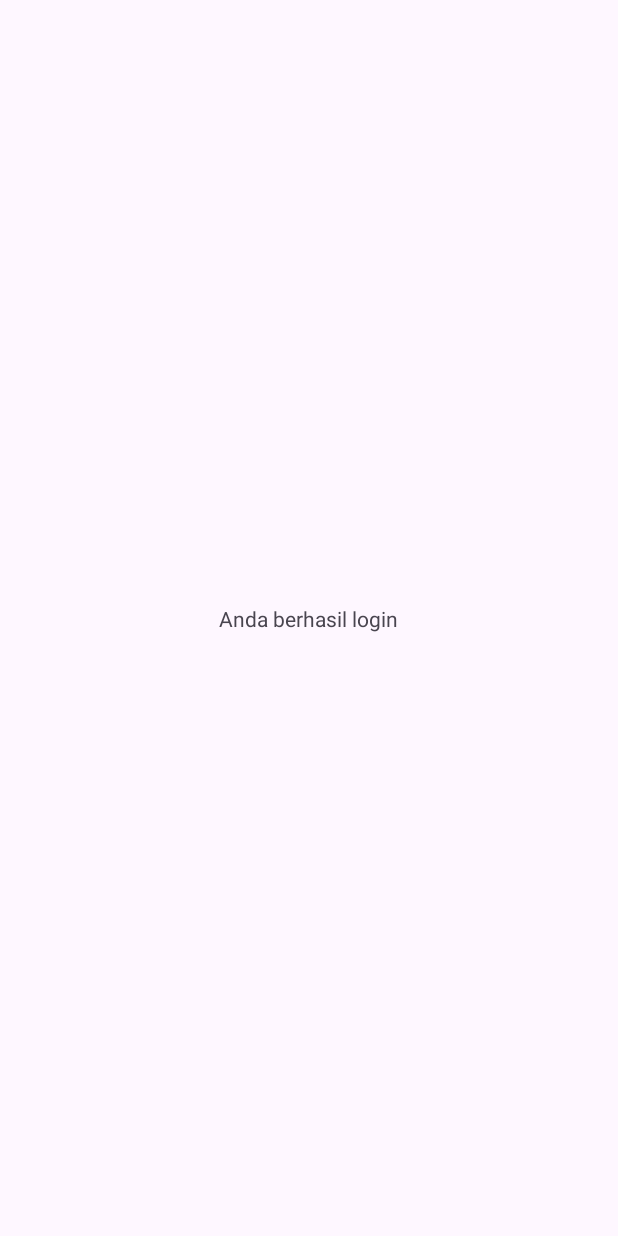
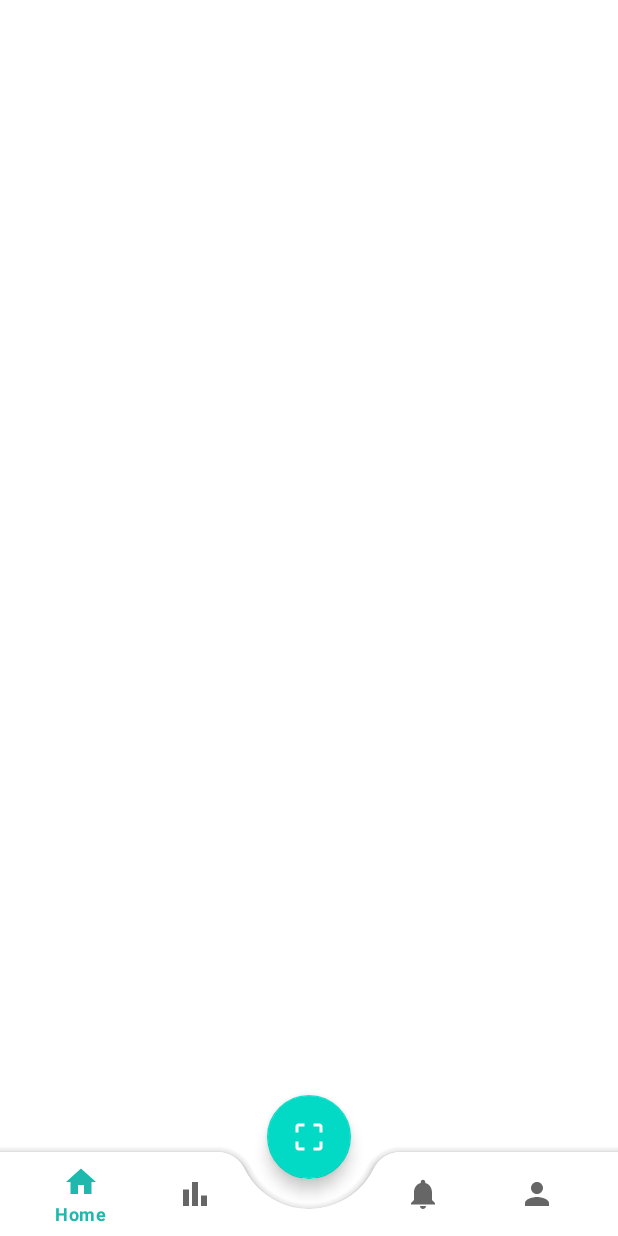
Before and after one commit to zeromonkey23/payup, an Android app: the MainActivity screen opened directly, with no data from a screen before it, on a phone screen of 412 x 824 dp. Before the commit the screen is almost empty. Run offline under Robolectric (Android 15) with nearby library versions, the phone set to English and light mode, and no system bars.

Commit message:
feat: implementing bottom navbar

```diff
--- a/app/build.gradle
+++ b/app/build.gradle
@@ -1,6 +1,8 @@
 plugins {
     id 'com.android.application'
     id 'org.jetbrains.kotlin.android'
+    id 'kotlin-android'
+    id 'kotlin-android-extensions'
 }
 
 android {
@@ -38,13 +40,14 @@ android {
 dependencies {
 
     implementation 'androidx.core:core-ktx:1.9.0'
-    implementation 'androidx.appcompat:appcompat:1.6.0'
-    implementation 'com.google.android.material:material:1.7.0'
+    implementation 'androidx.appcompat:appcompat:1.6.1'
+    implementation 'com.google.android.material:material:1.8.0'
     implementation 'androidx.annotation:annotation:1.5.0'
     implementation 'androidx.constraintlayout:constraintlayout:2.1.4'
     implementation 'androidx.lifecycle:lifecycle-livedata-ktx:2.5.1'
     implementation 'androidx.lifecycle:lifecycle-viewmodel-ktx:2.5.1'
     implementation 'androidx.core:core-splashscreen:1.0.0'
+    implementation 'org.jetbrains.kotlin:kotlin-stdlib-jdk7:1.7.21'
     testImplementation 'junit:junit:4.13.2'
     androidTestImplementation 'androidx.test.ext:junit:1.1.5'
     androidTestImplementation 'androidx.test.espresso:espresso-core:3.5.1'
--- a/app/src/main/java/com/unikom/payup/ui/main/MainActivity.kt
+++ b/app/src/main/java/com/unikom/payup/ui/main/MainActivity.kt
@@ -3,10 +3,13 @@ package com.unikom.payup.ui.main
 import androidx.appcompat.app.AppCompatActivity
 import android.os.Bundle
 import com.unikom.payup.R
+import kotlinx.android.synthetic.main.activity_main.*
 
 class MainActivity : AppCompatActivity() {
     override fun onCreate(savedInstanceState: Bundle?) {
         super.onCreate(savedInstanceState)
         setContentView(R.layout.activity_main)
+        bottomNavView.background = null
+        bottomNavView.menu.getItem(2).isEnabled = false
     }
 }
--- /dev/null
+++ b/app/src/main/res/drawable/ic_history.xml
@@ -0,0 +1,7 @@
+<vector android:height="24dp" android:tint="#000000"
+    android:viewportHeight="24" android:viewportWidth="24"
+    android:width="24dp" xmlns:android="http://schemas.android.com/apk/res/android">
+    <path android:fillColor="@android:color/white" android:pathData="M4,9h4v11h-4z"/>
+    <path android:fillColor="@android:color/white" android:pathData="M16,13h4v7h-4z"/>
+    <path android:fillColor="@android:color/white" android:pathData="M10,4h4v16h-4z"/>
+</vector>
--- /dev/null
+++ b/app/src/main/res/drawable/ic_home.xml
@@ -0,0 +1,5 @@
+<vector android:height="24dp" android:tint="#000000"
+    android:viewportHeight="24" android:viewportWidth="24"
+    android:width="24dp" xmlns:android="http://schemas.android.com/apk/res/android">
+    <path android:fillColor="@android:color/white" android:pathData="M10,20v-6h4v6h5v-8h3L12,3 2,12h3v8z"/>
+</vector>
--- /dev/null
+++ b/app/src/main/res/drawable/ic_notification.xml
@@ -0,0 +1,5 @@
+<vector android:height="24dp" android:tint="#000000"
+    android:viewportHeight="24" android:viewportWidth="24"
+    android:width="24dp" xmlns:android="http://schemas.android.com/apk/res/android">
+    <path android:fillColor="@android:color/white" android:pathData="M12,22c1.1,0 2,-0.9 2,-2h-4c0,1.1 0.89,2 2,2zM18,16v-5c0,-3.07 -1.64,-5.64 -4.5,-6.32L13.5,4c0,-0.83 -0.67,-1.5 -1.5,-1.5s-1.5,0.67 -1.5,1.5v0.68C7.63,5.36 6,7.92 6,11v5l-2,2v1h16v-1l-2,-2z"/>
+</vector>
--- /dev/null
+++ b/app/src/main/res/drawable/ic_person.xml
@@ -0,0 +1,5 @@
+<vector android:height="24dp" android:tint="#000000"
+    android:viewportHeight="24" android:viewportWidth="24"
+    android:width="24dp" xmlns:android="http://schemas.android.com/apk/res/android">
+    <path android:fillColor="@android:color/white" android:pathData="M12,12c2.21,0 4,-1.79 4,-4s-1.79,-4 -4,-4 -4,1.79 -4,4 1.79,4 4,4zM12,14c-2.67,0 -8,1.34 -8,4v2h16v-2c0,-2.66 -5.33,-4 -8,-4z"/>
+</vector>
--- /dev/null
+++ b/app/src/main/res/drawable/ic_scan.xml
@@ -0,0 +1,5 @@
+<vector android:height="24dp" android:tint="#000000"
+    android:viewportHeight="24" android:viewportWidth="24"
+    android:width="24dp" xmlns:android="http://schemas.android.com/apk/res/android">
+    <path android:fillColor="@android:color/white" android:pathData="M3,5v4h2L5,5h4L9,3L5,3c-1.1,0 -2,0.9 -2,2zM5,15L3,15v4c0,1.1 0.9,2 2,2h4v-2L5,19v-4zM19,19h-4v2h4c1.1,0 2,-0.9 2,-2v-4h-2v4zM19,3h-4v2h4v4h2L21,5c0,-1.1 -0.9,-2 -2,-2z"/>
+</vector>
--- a/app/src/main/res/layout/activity_login.xml
+++ b/app/src/main/res/layout/activity_login.xml
@@ -25,8 +25,8 @@
             app:layout_constraintHorizontal_bias="0.0" />
 
     <ImageView
-            android:layout_width="0dp"
-            android:layout_height="0dp"
+            android:layout_width="264dp"
+            android:layout_height="79dp"
             app:srcCompat="@drawable/payup_logo_1"
             android:id="@+id/imageView2"
             app:layout_constraintTop_toTopOf="parent"
--- a/app/src/main/res/layout/activity_main.xml
+++ b/app/src/main/res/layout/activity_main.xml
@@ -1,20 +1,35 @@
 <?xml version="1.0" encoding="utf-8"?>
-<androidx.constraintlayout.widget.ConstraintLayout
-        xmlns:android="http://schemas.android.com/apk/res/android"
+<androidx.coordinatorlayout.widget.CoordinatorLayout xmlns:android="http://schemas.android.com/apk/res/android"
         xmlns:tools="http://schemas.android.com/tools"
         xmlns:app="http://schemas.android.com/apk/res-auto"
         android:layout_width="match_parent"
         android:layout_height="match_parent"
         tools:context=".ui.main.MainActivity">
 
-    <TextView
-            android:text="Anda berhasil login"
+
+    <com.google.android.material.bottomappbar.BottomAppBar
+            android:id="@+id/bottomAppBar"
+            android:layout_width="match_parent"
+            android:layout_height="wrap_content"
+            android:layout_gravity="bottom"
+            app:fabCradleMargin="20dp"
+            app:fabCradleVerticalOffset="10dp"
+            app:fabCradleRoundedCornerRadius="20dp"
+            android:background="@color/white">
+        <com.google.android.material.bottomnavigation.BottomNavigationView
+                android:id="@+id/bottomNavView"
+                android:layout_width="match_parent"
+                android:layout_height="match_parent"
+                android:layout_marginEnd="16dp"
+                android:background="@color/transparent"
+                app:menu="@menu/bottom_nav"
+                android:elevation="0dp"/>
+    </com.google.android.material.bottomappbar.BottomAppBar>
+
+    <com.google.android.material.floatingactionbutton.FloatingActionButton
+            android:id="@+id/fab"
             android:layout_width="wrap_content"
             android:layout_height="wrap_content"
-            android:id="@+id/textView2"
-            app:layout_constraintEnd_toEndOf="parent"
-            app:layout_constraintStart_toStartOf="parent"
-            app:layout_constraintTop_toTopOf="parent"
-            app:layout_constraintHorizontal_bias="0.498"
-            app:layout_constraintBottom_toBottomOf="parent" />
-</androidx.constraintlayout.widget.ConstraintLayout>
+            android:src="@drawable/ic_scan"
+            app:layout_anchor="@id/bottomAppBar" />
+</androidx.coordinatorlayout.widget.CoordinatorLayout>
--- /dev/null
+++ b/app/src/main/res/menu/bottom_nav.xml
@@ -0,0 +1,21 @@
+<?xml version="1.0" encoding="utf-8"?>
+<menu xmlns:android="http://schemas.android.com/apk/res/android">
+    <item android:id="@+id/miHome"
+            android:title="Home"
+            android:icon="@drawable/ic_home" />
+
+    <item android:id="@+id/miHistory"
+            android:title="History"
+            android:icon="@drawable/ic_history" />
+
+    <item android:id="@+id/placeholder"
+            android:title="" />
+
+    <item android:id="@+id/miNotification"
+            android:title="Notification"
+            android:icon="@drawable/ic_notification" />
+
+    <item android:id="@+id/miProfile"
+            android:title="Profile"
+            android:icon="@drawable/ic_person" />
+</menu>
--- a/app/src/main/res/values-night/themes.xml
+++ b/app/src/main/res/values-night/themes.xml
@@ -1,6 +1,6 @@
 <resources xmlns:tools="http://schemas.android.com/tools">
     <!-- Base application theme. -->
-    <style name="Theme.PayUp" parent="Theme.Material3.Light.NoActionBar">
+    <style name="Theme.PayUp" parent="Theme.MaterialComponents">
         <!-- Primary brand color. -->
         <item name="colorPrimary">@color/primary_500</item>
         <item name="colorPrimaryVariant">@color/purple_700</item>
--- a/app/src/main/res/values/themes.xml
+++ b/app/src/main/res/values/themes.xml
@@ -1,6 +1,6 @@
 <resources xmlns:tools="http://schemas.android.com/tools">
     <!-- Base application theme. -->
-    <style name="Theme.PayUp" parent="Theme.Material3.Light.NoActionBar">
+    <style name="Theme.PayUp" parent="Theme.MaterialComponents.Light.NoActionBar">
         <!-- Primary brand color. -->
         <item name="colorPrimary">@color/primary_500</item>
         <item name="colorPrimaryVariant">@color/purple_700</item>
```
